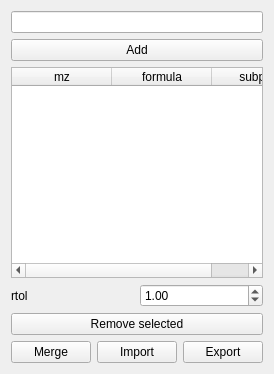
This is Orbitool/UI/MassList.ui in l460289052/Orbitool as Qt 5 draws it before an edit. The edited form follows.
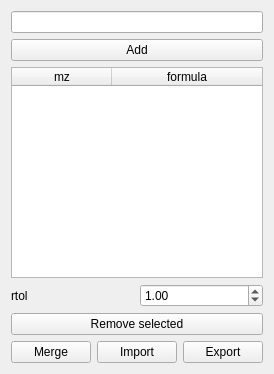
This is the edited form.

Diff of the .ui file:
```diff
--- a/Orbitool/UI/MassList.ui
+++ b/Orbitool/UI/MassList.ui
@@ -73,11 +73,6 @@
        <string>formula</string>
       </property>
      </column>
-     <column>
-      <property name="text">
-       <string>subpeak</string>
-      </property>
-     </column>
     </widget>
    </item>
    <item>
```
